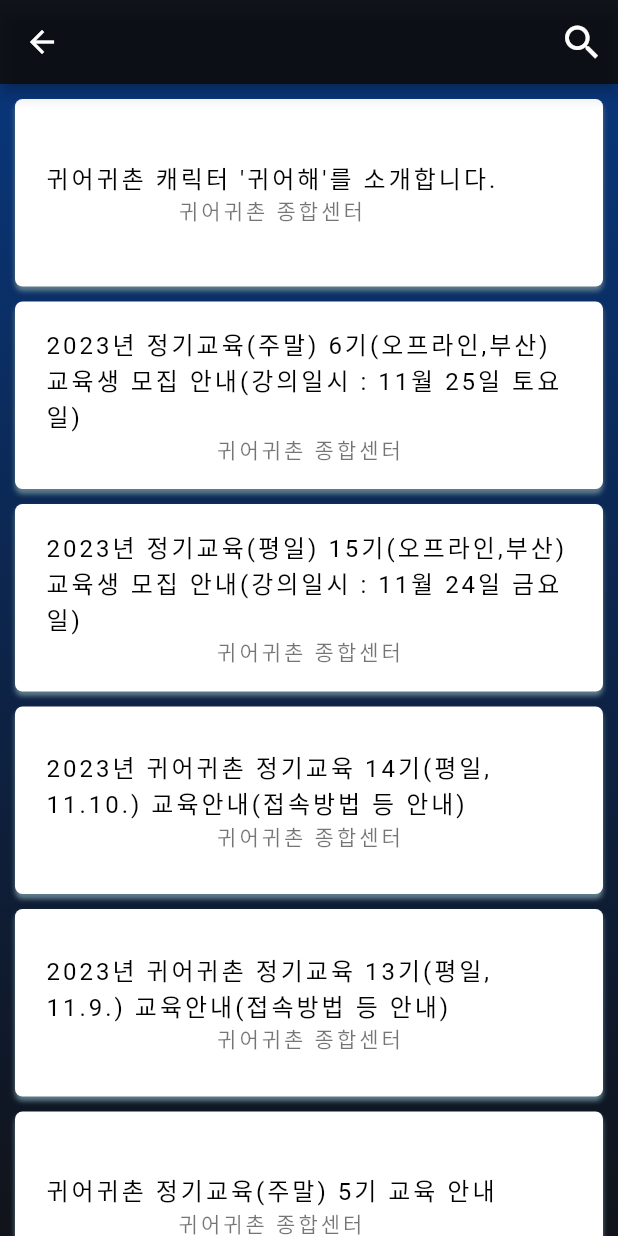
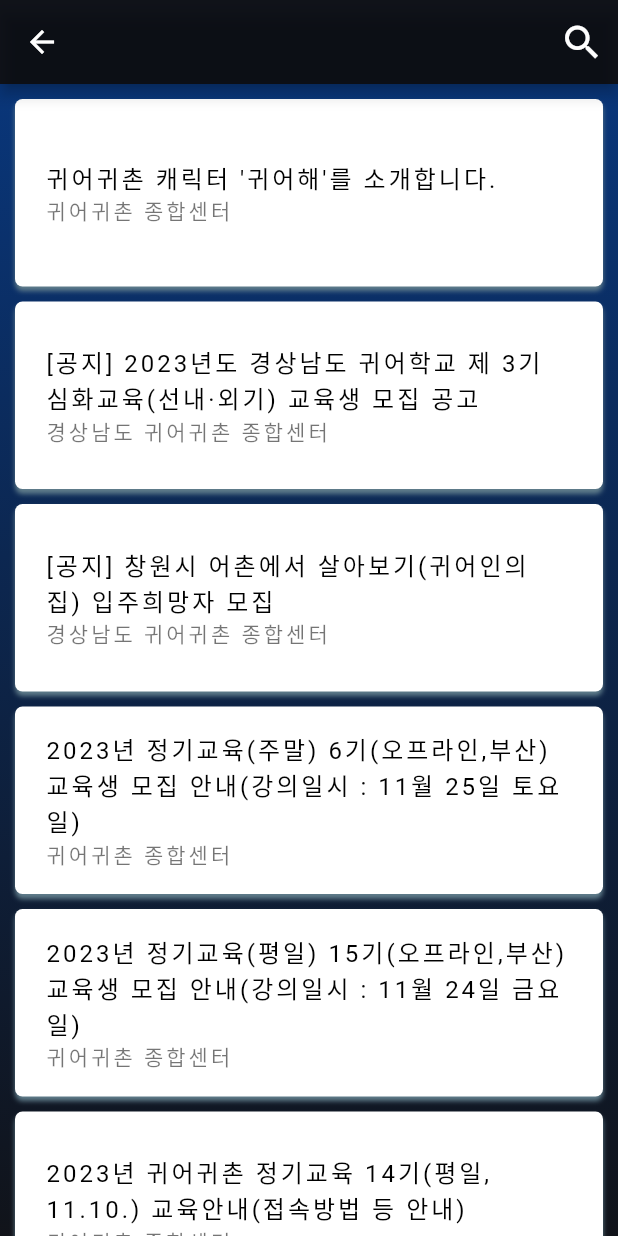
Before and after one commit to k984530/Fishermap, a Flutter app: the InformationScreen screen opened by its route, on a phone screen of 412 x 824 dp. Run offline on Flutter 3.47's test engine with Material 2 defaults, Android fonts, the phone set to English and light mode, and no system bars; our stand-ins replace get; missing offline and left inert: zwidget.

Commit message:
[ADD] info list 수정

```diff
--- a/lib/Screens/Information/InformationScreen.dart
+++ b/lib/Screens/Information/InformationScreen.dart
@@ -6,6 +6,8 @@
 
   final List<String> entry = <String>[
     "귀어귀촌 캐릭터 '귀어해'를 소개합니다.",
+    "[공지] 2023년도 경상남도 귀어학교 제 3기 심화교육(선내·외기) 교육생 모집 공고",
+    "[공지] 창원시 어촌에서 살아보기(귀어인의 집) 입주희망자 모집",
     "2023년 정기교육(주말) 6기(오프라인,부산) 교육생 모집 안내(강의일시 : 11월 25일 토요일)",
     "2023년 정기교육(평일) 15기(오프라인,부산) 교육생 모집 안내(강의일시 : 11월 24일 금요일)",
     "2023년 귀어귀촌 정기교육 14기(평일, 11.10.) 교육안내(접속방법 등 안내)",
@@ -19,6 +21,8 @@
 
   final List<String> homePage = <String>[
     "귀어귀촌 종합센터",
+    "경상남도 귀어귀촌 종합센터",
+    "경상남도 귀어귀촌 종합센터",
     "귀어귀촌 종합센터",
     "귀어귀촌 종합센터",
     "귀어귀촌 종합센터",
@@ -63,6 +67,7 @@
                     alignment: Alignment.topLeft,
                     child: Column(
                       mainAxisAlignment: MainAxisAlignment.center,
+                      crossAxisAlignment: CrossAxisAlignment.start,
                       children: [
                         Text(
                           '${entry[index]}',
--- a/lib/Screens/Main/Widgets/infoContainer.dart
+++ b/lib/Screens/Main/Widgets/infoContainer.dart
@@ -4,6 +4,8 @@
 import 'package:fishermap/Screens/Main/Widgets/Custom/leftMouse.dart';
 import 'package:flutter/material.dart';
 import 'package:zwidget/zwidget.dart';
+
+import '../../../Palate.dart';
 
 class InfoContainer extends StatelessWidget {
   InfoContainer({super.key});
@@ -26,7 +28,7 @@
           width: 230,
           height: 210,
           decoration: BoxDecoration(
-            color: Color.fromARGB(238, 0, 3, 10),
+            color: Palate.ContainerColor,
             borderRadius: BorderRadius.only(
               topRight: Radius.circular(20),
               bottomRight: Radius.circular(20),
--- a/lib/main.dart
+++ b/lib/main.dart
@@ -23,7 +23,7 @@
       debugShowCheckedModeBanner: false,
       title: 'Flutter Demo',
       // home: MainScreen(),
-      home: MainScreen(),
+      home: InformationScreen(),
       getPages: [
         GetPage(
           name: '/Main',
```
